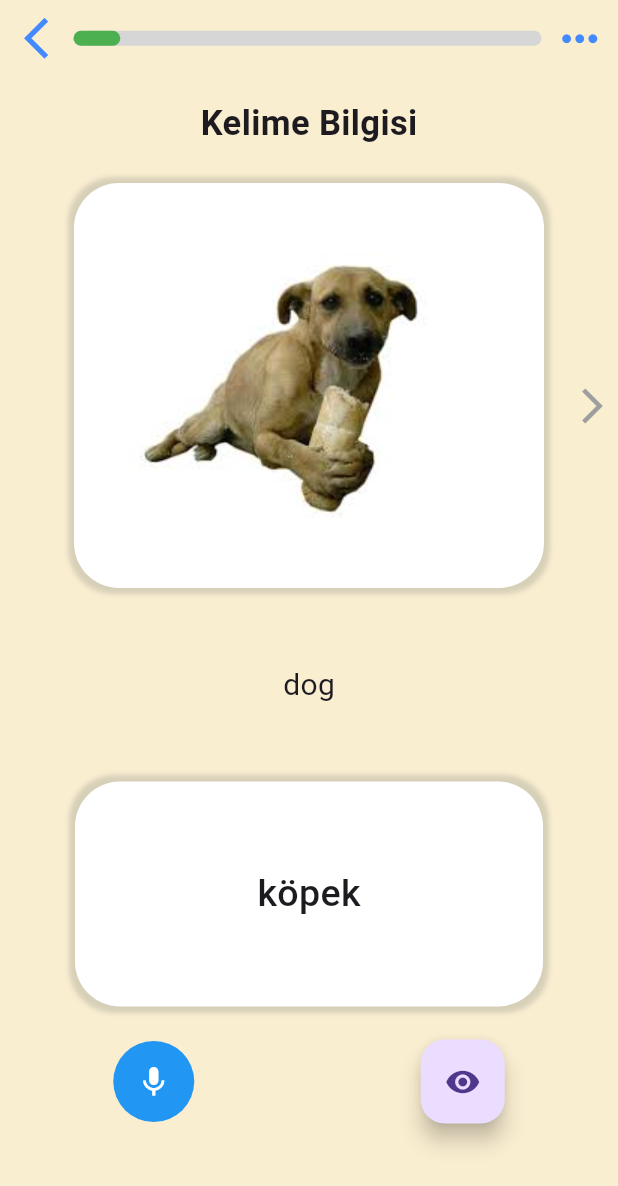
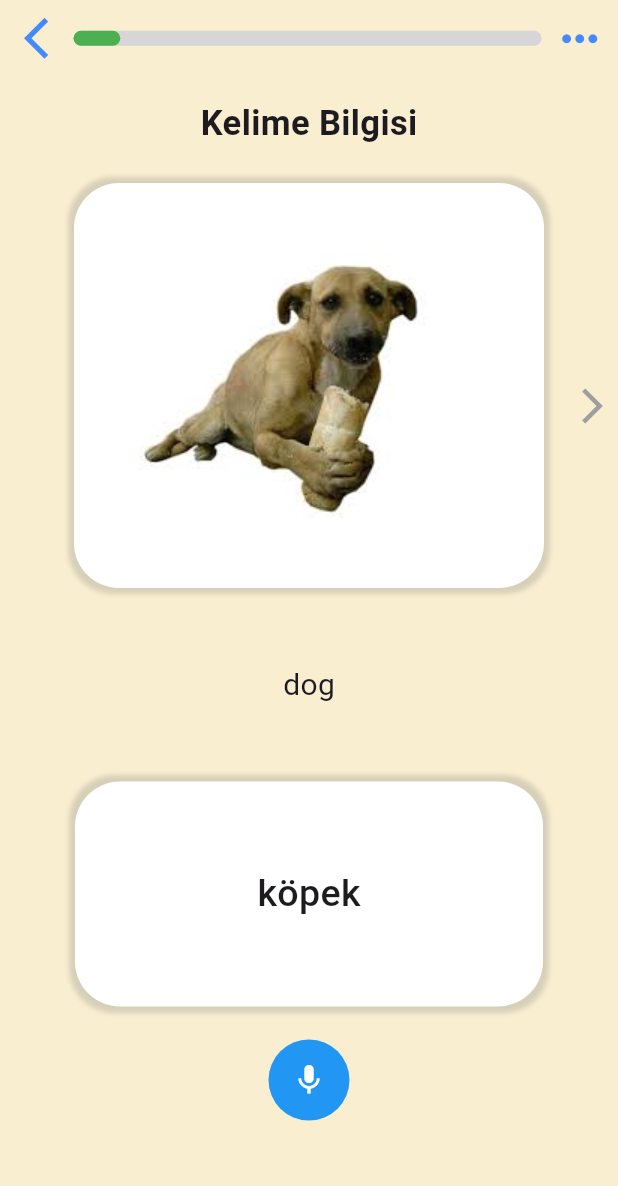
Before and after one commit to yasinctn/word_wizard, a Flutter app: the KelimeBilgisi screen opened directly with empty values, on a phone screen of 412 x 824 dp. Shown: the top 1186 px of the screen. Run offline on Flutter 3.47's test engine with Material 3 defaults, Android fonts, the phone set to English and light mode, and no system bars; our stand-ins replace audioplayers.

Commit message:
gözü KALDIRDIM

```diff
--- a/lib/Screens/KelimeBilgisiScreen.dart
+++ b/lib/Screens/KelimeBilgisiScreen.dart
@@ -2,6 +2,7 @@ import 'dart:async';
 import 'package:audioplayers/audioplayers.dart';
 import 'package:flutter/material.dart';
 import 'package:word_wizard/Models/kategoriler.dart';
+import 'package:word_wizard/Screens/gozdengecir.dart';
 
 class KelimeBilgisi extends StatefulWidget {
   int secilenKategoriIndex = 0;
@@ -267,9 +268,16 @@ class stateKelimeBilgisi extends State<KelimeBilgisi> {
                 ),
               ),
             ),
+            /*
             FloatingActionButton(
-                onPressed: () {},
+                onPressed: () {
+                  Navigator.push(
+                  context,
+                  MaterialPageRoute(builder: (context) => GozdenGecir()),
+                  );
+                },
                 child: const Icon(Icons.remove_red_eye_sharp)),
+                */
           ],
         )
       ],
```
